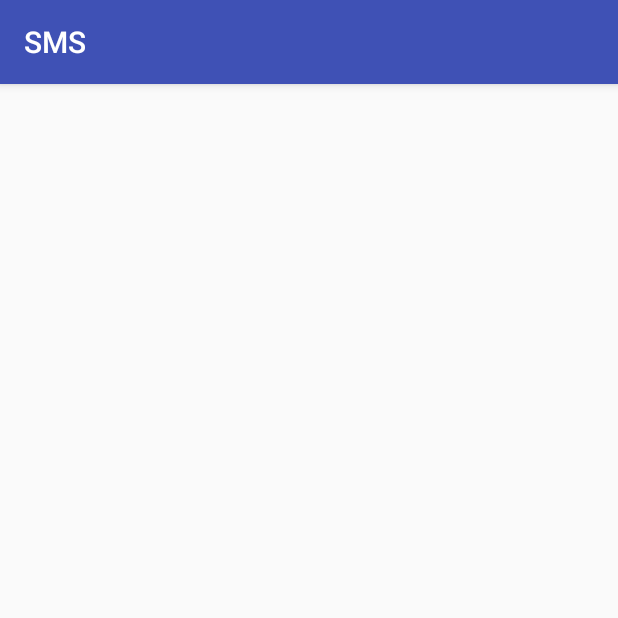
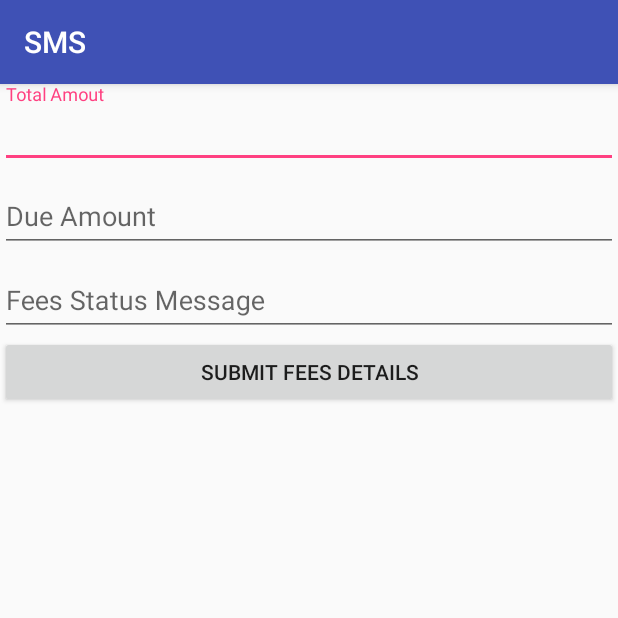
Before and after one commit to sachinitk/SMS, an Android app: the edit_fees screen opened directly, with no data from a screen before it, on a phone screen of 412 x 824 dp, the top half of it. Run offline under Robolectric (Android 15) with nearby library versions, the phone set to English and light mode, and no system bars.

Commit message:
admin side design complete

```diff
--- a/app/src/main/res/layout/activity_edit_fees.xml
+++ b/app/src/main/res/layout/activity_edit_fees.xml
@@ -1,9 +1,59 @@
 <?xml version="1.0" encoding="utf-8"?>
-<android.support.constraint.ConstraintLayout xmlns:android="http://schemas.android.com/apk/res/android"
+<RelativeLayout xmlns:android="http://schemas.android.com/apk/res/android"
     xmlns:app="http://schemas.android.com/apk/res-auto"
     xmlns:tools="http://schemas.android.com/tools"
     android:layout_width="match_parent"
     android:layout_height="match_parent"
     tools:context="com.example.sachin.sms.Admin.studnent_details.update.edit_fees">
 
-</android.support.constraint.ConstraintLayout>
+    <LinearLayout
+        android:orientation="vertical"
+        android:layout_width="match_parent"
+        android:layout_height="match_parent">
+        <android.support.design.widget.TextInputLayout
+            android:id="@+id/input_layout_total"
+            android:layout_width="match_parent"
+            android:layout_height="wrap_content">
+
+            <EditText
+                android:id="@+id/total_amount"
+                android:layout_width="match_parent"
+                android:layout_height="wrap_content"
+                android:singleLine="true"
+                android:hint="@string/total_amount" />
+        </android.support.design.widget.TextInputLayout>
+
+        <android.support.design.widget.TextInputLayout
+            android:id="@+id/input_layout_due"
+            android:layout_width="match_parent"
+            android:layout_height="wrap_content">
+
+            <EditText
+                android:id="@+id/due_amount"
+                android:layout_width="match_parent"
+                android:layout_height="wrap_content"
+                android:singleLine="true"
+                android:hint="@string/Due_amount" />
+        </android.support.design.widget.TextInputLayout>
+
+        <android.support.design.widget.TextInputLayout
+            android:id="@+id/input_layout_meesage"
+            android:layout_width="match_parent"
+            android:layout_height="wrap_content">
+
+            <EditText
+                android:id="@+id/fees_message"
+                android:layout_width="match_parent"
+                android:layout_height="wrap_content"
+                android:hint="@string/Fees_status" />
+        </android.support.design.widget.TextInputLayout>
+
+        <Button
+            android:id="@+id/btn_submit_fees"
+            android:layout_width="match_parent"
+            android:layout_height="wrap_content"
+            android:text="@string/submit_fees"/>
+
+
+    </LinearLayout>
+</RelativeLayout>
--- a/app/src/main/res/layout/activity_notification_update.xml
+++ b/app/src/main/res/layout/activity_notification_update.xml
@@ -1,9 +1,17 @@
 <?xml version="1.0" encoding="utf-8"?>
-<android.support.constraint.ConstraintLayout xmlns:android="http://schemas.android.com/apk/res/android"
+<RelativeLayout xmlns:android="http://schemas.android.com/apk/res/android"
     xmlns:app="http://schemas.android.com/apk/res-auto"
     xmlns:tools="http://schemas.android.com/tools"
     android:layout_width="match_parent"
     android:layout_height="match_parent"
     tools:context="com.example.sachin.sms.Admin.studnent_details.update.Notification_update">
 
-</android.support.constraint.ConstraintLayout>
+    <LinearLayout
+        android:id="@+id/llnoti"
+        android:layout_width="match_parent"
+        android:layout_height="match_parent"
+        android:orientation="vertical">
+
+    </LinearLayout>
+
+</RelativeLayout>
--- a/app/src/main/res/values/strings.xml
+++ b/app/src/main/res/values/strings.xml
@@ -29,6 +29,10 @@
     <string name="notification">Message to Students</string>
     <string name="cgpa">GPA on scale of 10</string>
     <string name="submit_gpa">Submit Result</string>
+    <string name="total_amount">Total Amout</string>
+    <string name="Due_amount">Due Amount</string>
+    <string name="Fees_status">Fees Status Message</string>
+    <string name="submit_fees">Submit Fees Details</string>
 
 
     <string-array name="sem_arrays">
```
